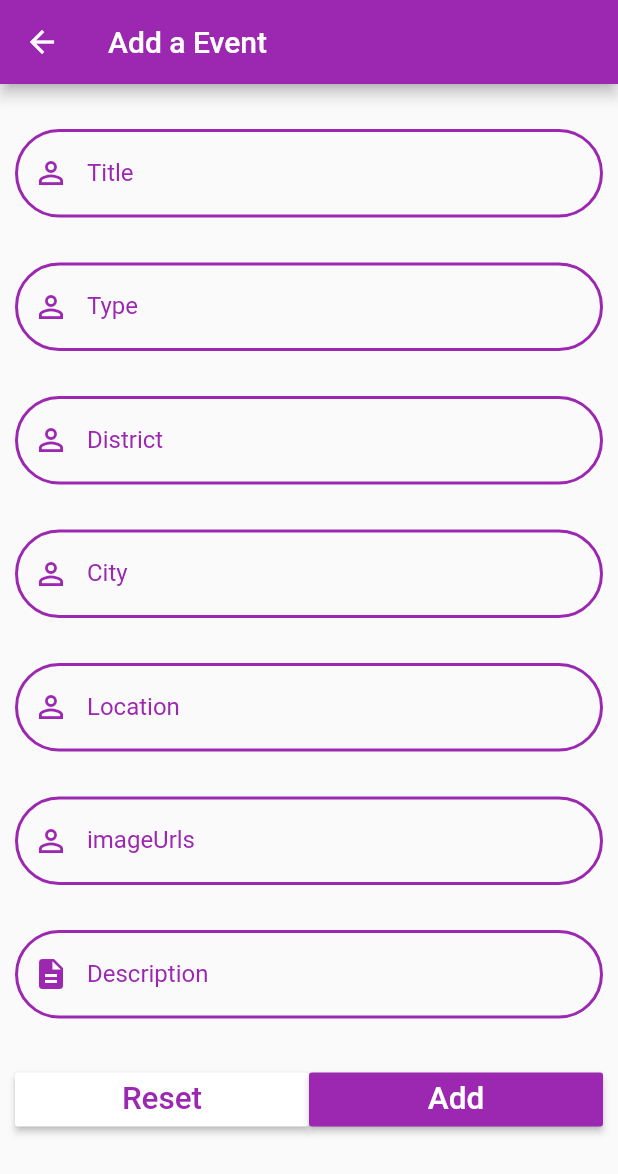
After one commit to Yasasr1/Ratawate, a Flutter app: the AddDestination screen opened by its route, on a phone screen of 412 x 824 dp. The commit adds this screen. Shown: the top 1174 px of the screen. Run offline on Flutter 3.47's test engine with Material 2 defaults, Android fonts, the phone set to English and light mode, and no system bars; our stand-ins replace cloud_firestore; accounts and stored records are empty.

Commit message:
Add destination phase 1

```diff
--- /dev/null
+++ b/lib/app_screens/add_destination.dart
@@ -0,0 +1,426 @@
+import 'package:flutter/material.dart';
+import 'dart:convert';
+import 'package:flutter/cupertino.dart';
+
+class AddDestination extends StatefulWidget {
+  @override
+  AddDestinationState createState() => AddDestinationState();
+}
+
+class AddDestinationState extends State<AddDestination> {
+  var _formKey = GlobalKey<FormState>();
+
+  TextEditingController titleController = TextEditingController();
+  TextEditingController typeController = TextEditingController();
+  TextEditingController districtController = TextEditingController();
+  TextEditingController cityController = TextEditingController();
+  TextEditingController locationController = TextEditingController();
+  TextEditingController imageUrlsController = TextEditingController();
+  TextEditingController descriptionController = TextEditingController();
+
+  AddDestinationState();
+
+  void send() async {
+    debugPrint('funtion called');
+    var body = jsonEncode({
+      'title': titleController.text,
+      'type': typeController.text,
+      'district': districtController.text,
+      'city': cityController.text,
+      'location': locationController.text,
+      'imageUrls': imageUrlsController.text,
+      'description': descriptionController.text,
+    });
+    //send json
+  }
+
+  void showSnackBar(BuildContext context) {
+    var snackBar = SnackBar(
+      backgroundColor: Colors.black54,
+      content: Text(
+        'Are you sure?',
+        style: TextStyle(fontSize: 20, color: Colors.white70),
+      ),
+      action: SnackBarAction(
+          textColor: Colors.cyan,
+          label: "YES",
+          onPressed: () {
+            //add destination
+            _reset();
+          }),
+    );
+    Scaffold.of(context).showSnackBar(snackBar);
+  }
+
+  @override
+  Widget build(BuildContext context) {
+    return Scaffold(
+      appBar: AppBar(
+        title: Text('Add a Event'),
+      ),
+      body: Builder(
+        builder: (context) => Form(
+          key: _formKey,
+          child: Padding(
+            padding: EdgeInsets.only(top: 15.0, left: 10.0, right: 10.0),
+            child: ListView(
+              children: <Widget>[
+                //Title Field
+                Padding(
+                  padding: EdgeInsets.only(top: 15.0, bottom: 15.0),
+                  child: TextFormField(
+                    controller: titleController,
+                    validator: (String value) {
+                      if (value.isEmpty) {
+                        return 'Please enter a Title';
+                      }
+                      return null;
+                    },
+                    style: TextStyle(
+                      color: Theme.of(context).primaryColor,
+                    ),
+                    onChanged: (value) {
+                      debugPrint('Something changed in Text Field');
+                    },
+                    decoration: InputDecoration(
+                        labelText: 'Title',
+                        prefixIcon: Padding(
+                          padding: EdgeInsets.only(top: 0),
+                          // add padding to adjust icon
+                          child: Icon(
+                            Icons.perm_identity,
+                            color: Theme.of(context).primaryColor,
+                          ),
+                        ),
+                        labelStyle: TextStyle(
+                          color: Theme.of(context).primaryColor,
+                        ),
+                        enabledBorder: OutlineInputBorder(
+                          borderSide: BorderSide(
+                              color: Theme.of(context).primaryColor,
+                              width: 2.0),
+                          borderRadius: BorderRadius.circular(35.0),
+                        ),
+                        border: OutlineInputBorder(
+                          borderRadius: BorderRadius.circular(35.0),
+                        )),
+                  ),
+                ),
+
+                //Type Field
+                Padding(
+                  padding: EdgeInsets.only(top: 15.0, bottom: 15.0),
+                  child: TextFormField(
+                    controller: typeController,
+                    validator: (String value) {
+                      if (value.isEmpty) {
+                        return 'Please enter a Title';
+                      }
+                      return null;
+                    },
+                    style: TextStyle(
+                      color: Theme.of(context).primaryColor,
+                    ),
+                    onChanged: (value) {
+                      debugPrint('Something changed in Text Field');
+                    },
+                    decoration: InputDecoration(
+                        labelText: 'Type',
+                        prefixIcon: Padding(
+                          padding: EdgeInsets.only(top: 0),
+                          // add padding to adjust icon
+                          child: Icon(
+                            Icons.perm_identity,
+                            color: Theme.of(context).primaryColor,
+                          ),
+                        ),
+                        labelStyle: TextStyle(
+                          color: Theme.of(context).primaryColor,
+                        ),
+                        enabledBorder: OutlineInputBorder(
+                          borderSide: BorderSide(
+                              color: Theme.of(context).primaryColor,
+                              width: 2.0),
+                          borderRadius: BorderRadius.circular(35.0),
+                        ),
+                        border: OutlineInputBorder(
+                          borderRadius: BorderRadius.circular(35.0),
+                        )),
+                  ),
+                ),
+
+                //District Field
+                Padding(
+                  padding: EdgeInsets.only(top: 15.0, bottom: 15.0),
+                  child: TextFormField(
+                    controller: districtController,
+                    validator: (String value) {
+                      if (value.isEmpty) {
+                        return 'Please enter a Title';
+                      }
+                      return null;
+                    },
+                    style: TextStyle(
+                      color: Theme.of(context).primaryColor,
+                    ),
+                    onChanged: (value) {
+                      debugPrint('Something changed in Text Field');
+                    },
+                    decoration: InputDecoration(
+                        labelText: 'District',
+                        prefixIcon: Padding(
+                          padding: EdgeInsets.only(top: 0),
+                          // add padding to adjust icon
+                          child: Icon(
+                            Icons.perm_identity,
+                            color: Theme.of(context).primaryColor,
+                          ),
+                        ),
+                        labelStyle: TextStyle(
+                          color: Theme.of(context).primaryColor,
+                        ),
+                        enabledBorder: OutlineInputBorder(
+                          borderSide: BorderSide(
+                              color: Theme.of(context).primaryColor,
+                              width: 2.0),
+                          borderRadius: BorderRadius.circular(35.0),
+                        ),
+                        border: OutlineInputBorder(
+                          borderRadius: BorderRadius.circular(35.0),
+                        )),
+                  ),
+                ),
+
+                //City Field
+                Padding(
+                  padding: EdgeInsets.only(top: 15.0, bottom: 15.0),
+                  child: TextFormField(
+                    controller: cityController,
+                    validator: (String value) {
+                      if (value.isEmpty) {
+                        return 'Please enter a City';
+                      }
+                      return null;
+                    },
+                    style: TextStyle(
+                      color: Theme.of(context).primaryColor,
+                    ),
+                    onChanged: (value) {
+                      debugPrint('Something changed in Text Field');
+                    },
+                    decoration: InputDecoration(
+                        labelText: 'City',
+                        prefixIcon: Padding(
+                          padding: EdgeInsets.only(top: 0),
+                          // add padding to adjust icon
+                          child: Icon(
+                            Icons.perm_identity,
+                            color: Theme.of(context).primaryColor,
+                          ),
+                        ),
+                        labelStyle: TextStyle(
+                          color: Theme.of(context).primaryColor,
+                        ),
+                        enabledBorder: OutlineInputBorder(
+                          borderSide: BorderSide(
+                              color: Theme.of(context).primaryColor,
+                              width: 2.0),
+                          borderRadius: BorderRadius.circular(35.0),
+                        ),
+                        border: OutlineInputBorder(
+                          borderRadius: BorderRadius.circular(35.0),
+                        )),
+                  ),
+                ),
+
+                //Location Field
+                Padding(
+                  padding: EdgeInsets.only(top: 15.0, bottom: 15.0),
+                  child: TextFormField(
+                    controller: locationController,
+                    validator: (String value) {
+                      if (value.isEmpty) {
+                        return 'Please enter a Location';
+                      }
+                      return null;
+                    },
+                    style: TextStyle(
+                      color: Theme.of(context).primaryColor,
+                    ),
+                    onChanged: (value) {
+                      debugPrint('Something changed in Text Field');
+                    },
+                    decoration: InputDecoration(
+                        labelText: 'Location',
+                        prefixIcon: Padding(
+                          padding: EdgeInsets.only(top: 0),
+                          // add padding to adjust icon
+                          child: Icon(
+                            Icons.perm_identity,
+                            color: Theme.of(context).primaryColor,
+                          ),
+                        ),
+                        labelStyle: TextStyle(
+                          color: Theme.of(context).primaryColor,
+                        ),
+                        enabledBorder: OutlineInputBorder(
+                          borderSide: BorderSide(
+                              color: Theme.of(context).primaryColor,
+                              width: 2.0),
+                          borderRadius: BorderRadius.circular(35.0),
+                        ),
+                        border: OutlineInputBorder(
+                          borderRadius: BorderRadius.circular(35.0),
+                        )),
+                  ),
+                ),
+
+                //Image Field
+                Padding(
+                  padding: EdgeInsets.only(top: 15.0, bottom: 15.0),
+                  child: TextFormField(
+                    controller: imageUrlsController,
+                    validator: (String value) {
+                      if (value.isEmpty) {
+                        return 'Please enter a Title';
+                      }
+                      return null;
+                    },
+                    style: TextStyle(
+                      color: Theme.of(context).primaryColor,
+                    ),
+                    onChanged: (value) {
+                      debugPrint('Something changed in Text Field');
+                    },
+                    decoration: InputDecoration(
+                        labelText: 'imageUrls',
+                        prefixIcon: Padding(
+                          padding: EdgeInsets.only(top: 0),
+                          // add padding to adjust icon
+                          child: Icon(
+                            Icons.perm_identity,
+                            color: Theme.of(context).primaryColor,
+                          ),
+                        ),
+                        labelStyle: TextStyle(
+                          color: Theme.of(context).primaryColor,
+                        ),
+                        enabledBorder: OutlineInputBorder(
+                          borderSide: BorderSide(
+                              color: Theme.of(context).primaryColor,
+                              width: 2.0),
+                          borderRadius: BorderRadius.circular(35.0),
+                        ),
+                        border: OutlineInputBorder(
+                          borderRadius: BorderRadius.circular(35.0),
+                        )),
+                  ),
+                ),
+
+                //Description Field
+                Padding(
+                  padding: EdgeInsets.only(top: 15.0, bottom: 15.0),
+                  child: TextFormField(
+                    maxLines: null,
+                    controller: descriptionController,
+                    validator: (String value) {
+                      if (value.isEmpty) {
+                        return 'Please enter the description';
+                      }
+                      return null;
+                    },
+                    style: TextStyle(
+                      color: Theme.of(context).primaryColor,
+                    ),
+                    onChanged: (value) {
+                      debugPrint('Something changed in Text Field');
+                    },
+                    decoration: InputDecoration(
+                        labelText: 'Description',
+                        prefixIcon: Padding(
+                          padding: EdgeInsets.only(top: 0),
+                          // add padding to adjust icon
+                          child: Icon(
+                            Icons.description,
+                            color: Theme.of(context).primaryColor,
+                          ),
+                        ),
+                        labelStyle: TextStyle(
+                          color: Theme.of(context).primaryColor,
+                        ),
+                        enabledBorder: OutlineInputBorder(
+                          borderSide: BorderSide(
+                              color: Theme.of(context).primaryColor,
+                              width: 2.0),
+                          borderRadius: BorderRadius.circular(35.0),
+                        ),
+                        border: OutlineInputBorder(
+                          borderRadius: BorderRadius.circular(35.0),
+                        )),
+                  ),
+                ),
+
+                //Buttons
+                Padding(
+                  padding: EdgeInsets.only(top: 15.0, bottom: 15.0),
+                  child: Row(
+                    children: <Widget>[
+                      //Reset Button
+                      Expanded(
+                        child: RaisedButton(
+                          color: Theme.of(context).accentColor,
+                          textColor: Theme.of(context).primaryColor,
+                          child: Text(
+                            'Reset',
+                            textScaleFactor: 1.5,
+                          ),
+                          onPressed: () {
+                            setState(() {
+                              _reset();
+                            });
+                          },
+                        ),
+                      ),
+
+                      //Add Button
+                      Expanded(
+                        child: RaisedButton(
+                          color: Theme.of(context).primaryColor,
+                          textColor: Theme.of(context).accentColor,
+                          child: Text(
+                            'Add',
+                            textScaleFactor: 1.5,
+                          ),
+                          onPressed: () {
+                            setState(() {
+                              if (_formKey.currentState.validate()) {
+                                showSnackBar(context);
+                                debugPrint('Add button clicked');
+                              }
+                            });
+                          },
+                        ),
+                      ),
+                    ],
+                  ),
+                ),
+              ],
+            ),
+          ),
+        ),
+      ),
+    );
+
+    throw UnimplementedError();
+  }
+
+  void _reset() {
+    titleController.text = '';
+    typeController.text = '';
+    districtController.text = '';
+    cityController.text = '';
+    locationController.text = '';
+    imageUrlsController.text = '';
+    descriptionController.text = '';
+  }
+}
--- a/lib/app_screens/login.dart
+++ b/lib/app_screens/login.dart
@@ -228,6 +228,15 @@ class LoginState extends State<Login> {
                                   '/register',
                                 );
                               }),
+                        TextSpan(
+                            text: 'Tempory',
+                            style: linkStyle,
+                            recognizer: TapGestureRecognizer()
+                              ..onTap = () {
+                                Navigator.of(context).pushNamed(
+                                  '/adddestination',
+                                );
+                              }),
                       ],
                     ),
                   ),
--- a/lib/app_screens/side_drawer.dart
+++ b/lib/app_screens/side_drawer.dart
@@ -15,19 +15,43 @@ class SideDrawerState extends State<SideDrawer> {
         padding: EdgeInsets.zero,
         children: <Widget>[
           DrawerHeader(
-            child: Text('myemail@gmail.com'),
+            child: Column(
+              mainAxisAlignment: MainAxisAlignment.center,
+              crossAxisAlignment: CrossAxisAlignment.center,
+              children: <Widget>[
+                Text(
+                  "piyumal@gmail.com",
+                  style: TextStyle(
+                    fontSize: 20,
+                    color: Theme.of(context).accentColor,
+                  ),
+                )
+              ],
+            ),
             decoration: BoxDecoration(
               color: Theme.of(context).primaryColor,
             ),
           ),
           ListTile(
-            title: Text('Destinations'),
+            title: Text(
+              'Destinations',
+              style: TextStyle(
+                fontSize: 20,
+                color: Theme.of(context).primaryColor,
+              ),
+            ),
             onTap: () {
               Navigator.pop(context);
             },
           ),
           ListTile(
-            title: Text('Add Destinations'),
+            title: Text(
+              'Add Destinations',
+              style: TextStyle(
+                fontSize: 20,
+                color: Theme.of(context).primaryColor,
+              ),
+            ),
             onTap: () {
               Navigator.pop(context);
             },
--- a/lib/main.dart
+++ b/lib/main.dart
@@ -6,7 +6,7 @@ import 'package:provider/provider.dart';
 
 import './providers/auth.dart';
 import './app_screens/home_screen.dart';
-
+import './app_screens/add_destination.dart';
 
 void main() => runApp(new MyApp());
 
@@ -19,10 +19,15 @@ class MyApp extends StatelessWidget {
             value: Auth(),
           ),
           ChangeNotifierProxyProvider<Auth, Destinations>(
-          update: (ctx, auth, previousDestinations) => Destinations(auth.token, previousDestinations == null ? [] : previousDestinations.destinations),
+            update: (ctx, auth, previousDestinations) => Destinations(
+                auth.token,
+                previousDestinations == null
+                    ? []
+                    : previousDestinations.destinations),
           ),
         ],
-      child: Consumer<Auth>(builder: (ctx, auth, _) => MaterialApp(
+        child: Consumer<Auth>(
+          builder: (ctx, auth, _) => MaterialApp(
             debugShowCheckedModeBanner: false,
             title: "RataWate",
             home: auth.isAuth ? HomeScreen() : Login(),
@@ -33,8 +38,9 @@ class MyApp extends StatelessWidget {
             ),
             routes: {
               '/register': (context) => Register(),
+              '/adddestination': (context) => AddDestination()
             },
-      ),)
-    );
+          ),
+        ));
   }
 }
```
Lines whose indentation alone changed are shown as unchanged.
